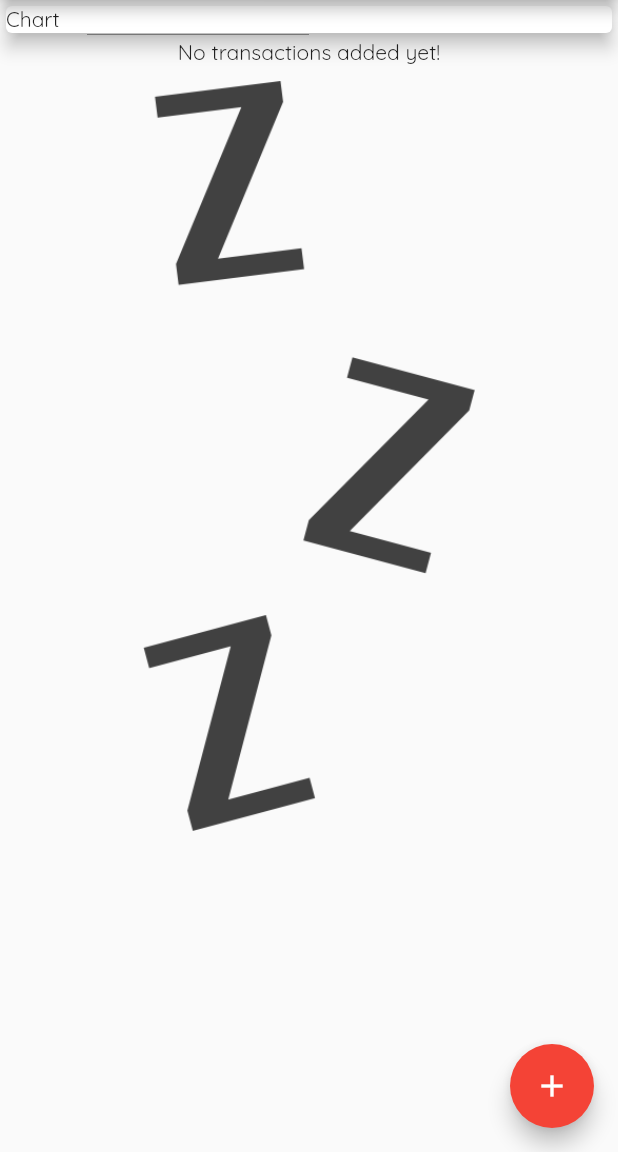
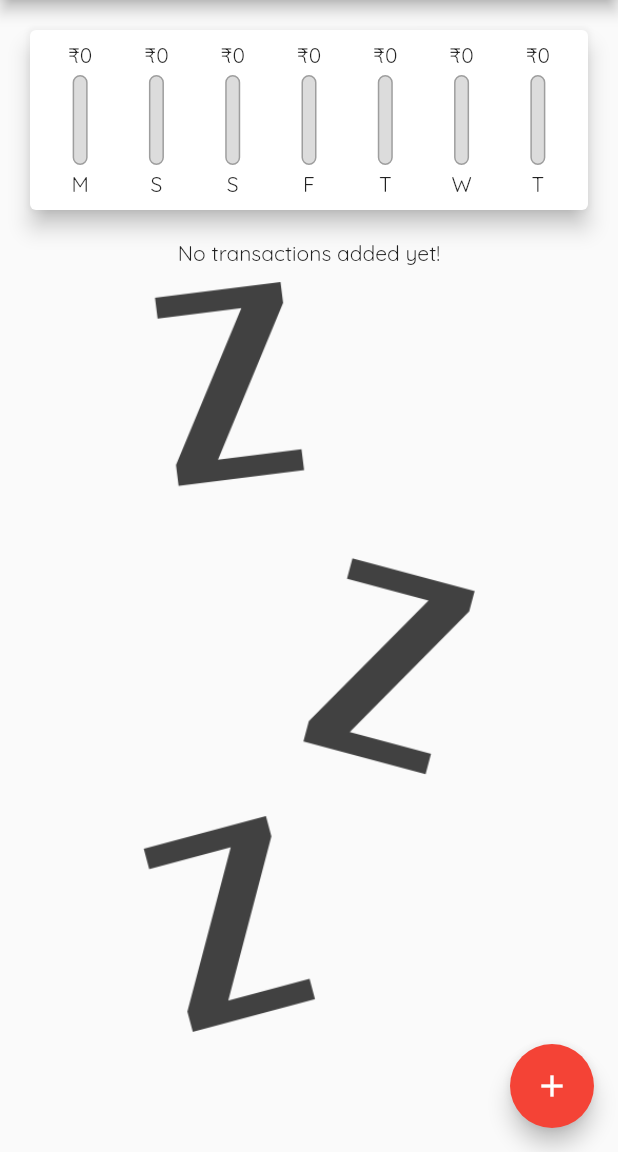
Before and after one commit to inderbhushanjha/ExpensesBook, a Flutter app: the screen it shows after launch, on a phone screen of 412 x 824 dp, the part 84-1236 px from its top. Run offline on Flutter 3.47's test engine with Material 2 defaults, Android fonts, the light colour scheme and no system bars.

Commit message:
feature: chart view

```diff
--- a/lib/main.dart
+++ b/lib/main.dart
@@ -1,4 +1,5 @@
 import 'package:expense/widgets/add_new_transaction.dart';
+import 'package:expense/widgets/chart.dart';
 import 'package:expense/widgets/transaction_list.dart';
 import 'package:flutter/material.dart';
 
@@ -30,6 +31,12 @@ class _MyAppState extends State<MyApp> {
     // Transaction(
     //     id: "T2", title: "ToothPaste", amount: 69.00, date: DateTime.now()),
   ];
+
+  List<Transaction> get _recentTransactions {
+    return _userTransactions.where((tx) {
+      return tx.date.isAfter(DateTime.now().subtract(Duration(days: 7)));
+    }).toList();
+  }
 
   void _addNewTransaction(String txTitle, double txAmount) {
     final newTx = Transaction(
@@ -68,15 +75,8 @@ class _MyAppState extends State<MyApp> {
       body: SingleChildScrollView(
         child: Column(
           children: <Widget>[
-            Container(
-              width: double.infinity,
-              child: const Card(
-                child: Text(
-                  "Chart",
-                ),
-                elevation: 5,
-              ),
-            ),
+            // chart
+            Chart(_recentTransactions),
             TransactionList(_userTransactions),
           ],
         ),
--- /dev/null
+++ b/lib/widgets/bar.dart
@@ -0,0 +1,49 @@
+import 'package:flutter/material.dart';
+
+class ChartBar extends StatelessWidget {
+  final String label;
+  double spendingAmount;
+  double spendingPercentageOfTotal;
+
+  ChartBar(this.label, this.spendingAmount, this.spendingPercentageOfTotal);
+
+  @override
+  Widget build(BuildContext context) {
+    return Column(
+      children: [
+        FittedBox(child: Text("₹${spendingAmount.toStringAsFixed(0)}")),
+        SizedBox(
+          height: 4,
+        ),
+        Container(
+          height: 60,
+          width: 10,
+          child: Stack(
+            children: [
+              Container(
+                decoration: BoxDecoration(
+                  border: Border.all(color: Colors.grey, width: 1.0),
+                  color: Color.fromRGBO(220, 220, 220, 1),
+                  borderRadius: BorderRadius.circular(10),
+                ),
+              ),
+              FractionallySizedBox(
+                heightFactor: spendingPercentageOfTotal,
+                child: Container(
+                  decoration: BoxDecoration(
+                    color: Theme.of(context).primaryColor,
+                    borderRadius: BorderRadius.circular(10),
+                  ),
+                ),
+              )
+            ],
+          ),
+        ),
+        SizedBox(
+          height: 4,
+        ),
+        Text(label),
+      ],
+    );
+  }
+}
--- /dev/null
+++ b/lib/widgets/chart.dart
@@ -0,0 +1,65 @@
+import 'package:expense/model/transactions.dart';
+import 'package:expense/widgets/bar.dart';
+import 'package:flutter/material.dart';
+import 'package:intl/intl.dart';
+
+class Chart extends StatelessWidget {
+  final List<Transaction> recentTransactions;
+
+  Chart(this.recentTransactions);
+
+  List<Map<String, dynamic>> get groupedTransactionValues {
+    return List.generate(7, (index) {
+      final weekDay = DateTime.now().subtract(Duration(days: index));
+      double totalAmount = 0.0;
+      for (var i = 0; i < recentTransactions.length; i++) {
+        if (recentTransactions[i].date.day == weekDay.day &&
+            recentTransactions[i].date.month == weekDay.month &&
+            recentTransactions[i].date.year == weekDay.year) {
+          totalAmount += recentTransactions[i].amount;
+        }
+      }
+      // print(totalAmount);
+      // print(DateFormat.E().format(weekDay));
+      return {
+        'day': DateFormat.E().format(weekDay).substring(0, 1),
+        'amount': totalAmount
+      };
+    });
+  }
+
+  double get totalSpending {
+    return groupedTransactionValues.fold(0.0, (sum, item) {
+      // print(sum);
+      // print(item['day']);
+      // print(item['amount']);
+      return sum + item['amount'];
+    });
+  }
+
+  @override
+  Widget build(BuildContext context) {
+    // print(groupedTransactionValues);
+    return Card(
+      elevation: 6,
+      margin: EdgeInsets.all(20),
+      child: Padding(
+        padding: const EdgeInsets.all(8.0),
+        child: Row(
+          mainAxisAlignment: MainAxisAlignment.spaceAround,
+          children: groupedTransactionValues.map((data) {
+            return Flexible(
+              fit: FlexFit.tight,
+              child: ChartBar(
+                  data['day'],
+                  data['amount'],
+                  totalSpending == 0
+                      ? 0.0
+                      : (data['amount'] as double) / totalSpending),
+            );
+          }).toList(),
+        ),
+      ),
+    );
+  }
+}
```
